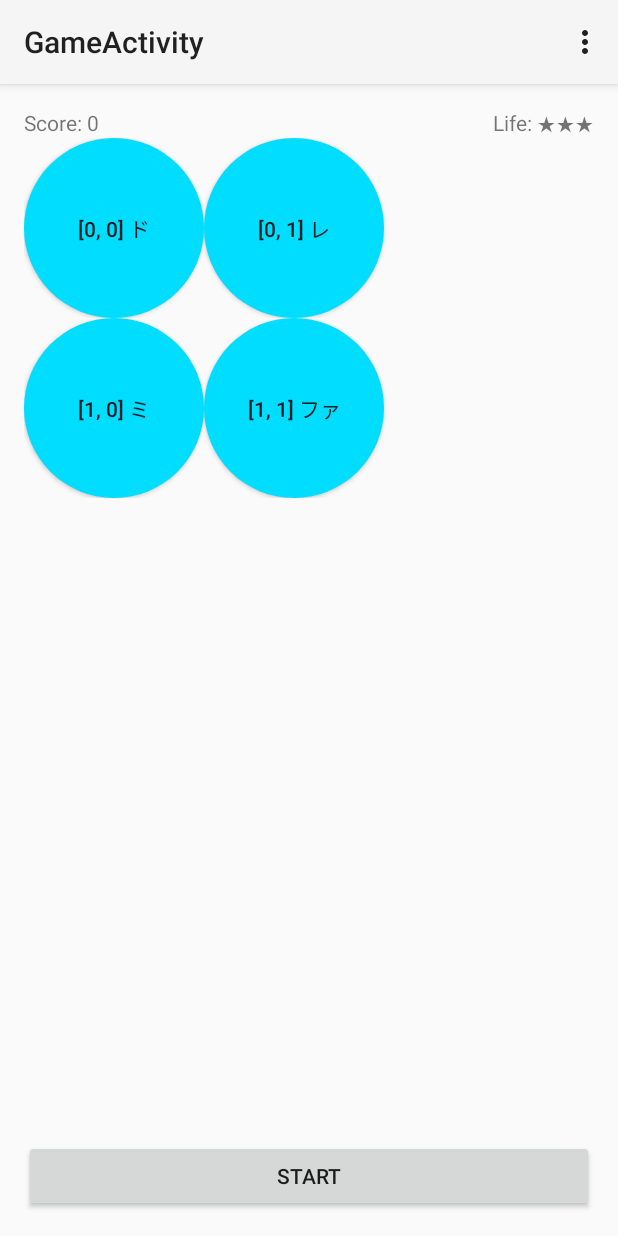
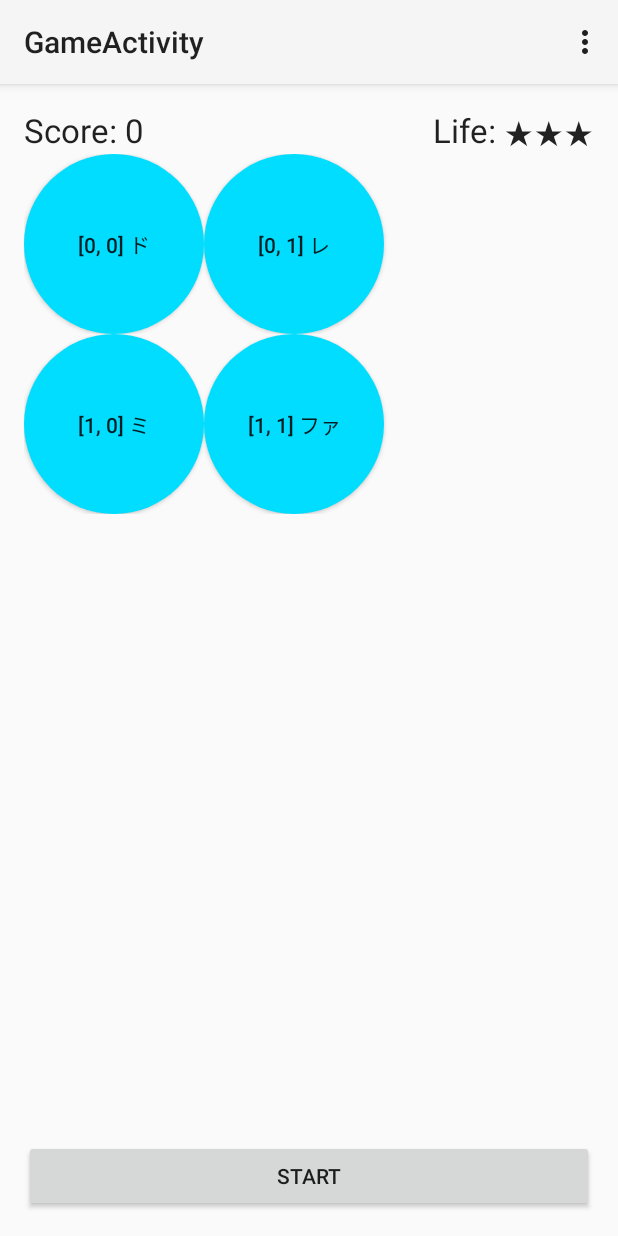
Before and after one commit to toru1055/SoundMemoryGame, an Android app: the GameActivity screen opened directly, with no data from a screen before it, on a phone screen of 412 x 824 dp. Run offline under Robolectric (Android 15) with nearby library versions, the phone set to English and light mode, and no system bars.

Commit message:
Minor change

```diff
--- a/app/src/main/res/layout/activity_game.xml
+++ b/app/src/main/res/layout/activity_game.xml
@@ -25,11 +25,13 @@
                 android:layout_width="wrap_content"
                 android:layout_height="wrap_content"
                 android:text="Score: "
+                android:textAppearance="?android:attr/textAppearanceLarge"
                 android:id="@+id/text_label_score"/>
             <TextView
                 android:text="0"
                 android:layout_width="wrap_content"
                 android:layout_height="wrap_content"
+                android:textAppearance="?android:attr/textAppearanceLarge"
                 android:layout_toRightOf="@+id/text_label_score"
                 android:id="@+id/text_score" />
             <TextView
@@ -37,11 +39,13 @@
                 android:layout_height="wrap_content"
                 android:text="Life: "
                 android:layout_toLeftOf="@+id/text_life"
+                android:textAppearance="?android:attr/textAppearanceLarge"
                 android:id="@+id/text_label_life"/>
             <TextView
                 android:layout_width="wrap_content"
                 android:layout_height="wrap_content"
                 android:layout_alignParentRight="true"
+                android:textAppearance="?android:attr/textAppearanceLarge"
                 android:text="★★★"
                 android:id="@+id/text_life"/>
 
```
